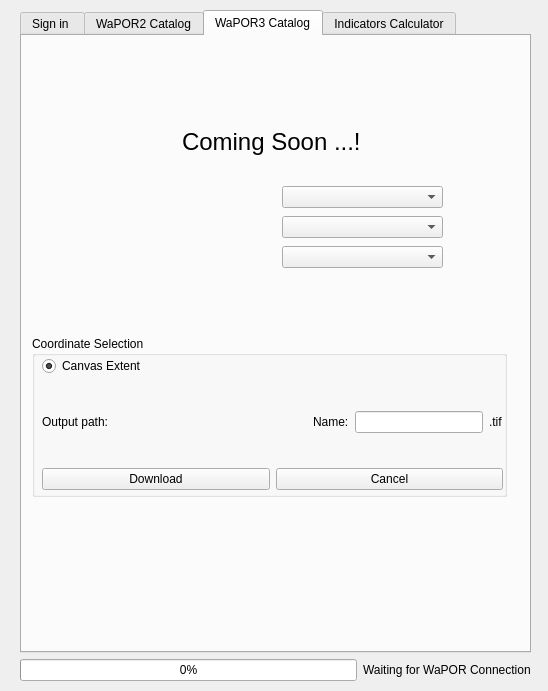
This is wap_plugin_dialog_base.ui in WAGIS/wap_plugin as Qt 5 draws it before an edit. The edited form follows.
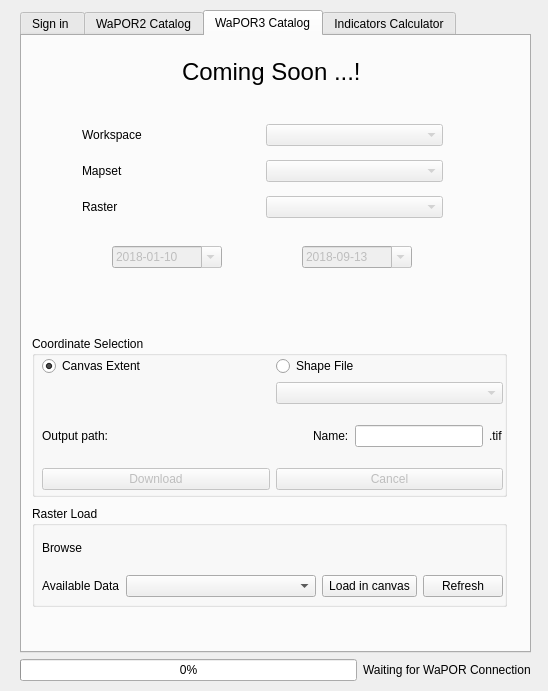
This is the edited form. The open tabs and pages were chosen to show the change. Icons and pictures are not drawn. Custom widgets are drawn as their Qt base class.

Commit message: Pseudo clean implementation of WAPOR3 download - Use the canvas extend with gdal - Use shape files with wapordl

The edit to the form file:
```diff
--- a/wap_plugin_dialog_base.ui
+++ b/wap_plugin_dialog_base.ui
@@ -25,6 +25,9 @@
    <layout class="QVBoxLayout" name="tabWindowsLayout">
     <item>
      <widget class="QTabWidget" name="tabManager">
+      <property name="enabled">
+       <bool>true</bool>
+      </property>
       <property name="currentIndex">
        <number>0</number>
       </property>
@@ -479,83 +482,6 @@
          </item>
         </layout>
        </widget>
-       <widget class="QGroupBox" name="rasterLoadBox">
-        <property name="geometry">
-         <rect>
-          <x>10</x>
-          <y>510</y>
-          <width>475</width>
-          <height>101</height>
-         </rect>
-        </property>
-        <property name="title">
-         <string>Raster Load</string>
-        </property>
-        <widget class="QWidget" name="verticalLayoutWidget_4">
-         <property name="geometry">
-          <rect>
-           <x>10</x>
-           <y>20</y>
-           <width>461</width>
-           <height>71</height>
-          </rect>
-         </property>
-         <layout class="QVBoxLayout" name="verticalLayout_10">
-          <item>
-           <layout class="QHBoxLayout" name="horizontalLayout_28">
-            <item>
-             <widget class="QLabel" name="label_6">
-              <property name="text">
-               <string>Browse</string>
-              </property>
-             </widget>
-            </item>
-            <item>
-             <widget class="QgsFileWidget" name="rasterFolderExplorer">
-              <property name="autoFillBackground">
-               <bool>false</bool>
-              </property>
-              <property name="filter">
-               <string/>
-              </property>
-              <property name="storageMode">
-               <enum>QgsFileWidget::GetDirectory</enum>
-              </property>
-             </widget>
-            </item>
-           </layout>
-          </item>
-          <item>
-           <layout class="QHBoxLayout" name="horizontalLayout_14" stretch="0,4,2,1">
-            <item>
-             <widget class="QLabel" name="label_7">
-              <property name="text">
-               <string>Available Data</string>
-              </property>
-             </widget>
-            </item>
-            <item>
-             <widget class="QComboBox" name="rasterMemoryComboBox"/>
-            </item>
-            <item>
-             <widget class="QPushButton" name="loadRasterButton">
-              <property name="text">
-               <string>Load in canvas</string>
-              </property>
-             </widget>
-            </item>
-            <item>
-             <widget class="QPushButton" name="RasterRefreshButton">
-              <property name="text">
-               <string>Refresh</string>
-              </property>
-             </widget>
-            </item>
-           </layout>
-          </item>
-         </layout>
-        </widget>
-       </widget>
        <widget class="QGroupBox" name="coordinateSelectionBox">
         <property name="geometry">
          <rect>
@@ -579,42 +505,7 @@
          </property>
          <layout class="QVBoxLayout" name="verticalLayout_8" stretch="0,0,0,0">
           <item>
-           <layout class="QHBoxLayout" name="horizontalLayout_23" stretch="0,0">
-            <item>
-             <widget class="QRadioButton" name="useCanvasCoordRadioButton">
-              <property name="enabled">
-               <bool>true</bool>
-              </property>
-              <property name="text">
-               <string>Canvas Extent</string>
-              </property>
-              <property name="checked">
-               <bool>true</bool>
-              </property>
-             </widget>
-            </item>
-            <item>
-             <widget class="QRadioButton" name="shapeFileRadioButton">
-              <property name="text">
-               <string>From Shape File</string>
-              </property>
-             </widget>
-            </item>
-           </layout>
-          </item>
-          <item>
-           <layout class="QHBoxLayout" name="horizontalLayout_24">
-            <item>
-             <widget class="QLabel" name="label">
-              <property name="text">
-               <string/>
-              </property>
-             </widget>
-            </item>
-            <item>
-             <widget class="QgsMapLayerComboBox" name="shapeLayerComboBox_2"/>
-            </item>
-           </layout>
+           <layout class="QHBoxLayout" name="horizontalLayout_23" stretch=""/>
           </item>
           <item>
            <layout class="QHBoxLayout" name="horizontalLayout_11" stretch="0,3,0,2,0">
@@ -683,37 +574,11 @@
        <attribute name="title">
         <string>WaPOR3 Catalog</string>
        </attribute>
-       <widget class="QComboBox" name="workspace3ComboBox">
-        <property name="enabled">
-         <bool>true</bool>
-        </property>
-        <property name="geometry">
-         <rect>
-          <x>260</x>
-          <y>150</y>
-          <width>161</width>
-          <height>22</height>
-         </rect>
-        </property>
-       </widget>
-       <widget class="QComboBox" name="mapsetComboBox">
-        <property name="enabled">
-         <bool>true</bool>
-        </property>
-        <property name="geometry">
-         <rect>
-          <x>260</x>
-          <y>180</y>
-          <width>161</width>
-          <height>22</height>
-         </rect>
-        </property>
-       </widget>
        <widget class="QLabel" name="label_5">
         <property name="geometry">
          <rect>
           <x>160</x>
-          <y>70</y>
+          <y>0</y>
           <width>181</width>
           <height>71</height>
          </rect>
@@ -748,11 +613,11 @@
            <height>134</height>
           </rect>
          </property>
-         <layout class="QVBoxLayout" name="verticalLayout_9" stretch="0,0,0">
+         <layout class="QVBoxLayout" name="verticalLayout_9" stretch="0,0,0,0">
           <item>
-           <layout class="QHBoxLayout" name="horizontalLayout_26" stretch="0">
+           <layout class="QHBoxLayout" name="horizontalLayout_26">
             <item>
-             <widget class="QRadioButton" name="useCanvasCoordRadioButton_2">
+             <widget class="QRadioButton" name="useCanvasCoordRadioButton">
               <property name="enabled">
                <bool>true</bool>
               </property>
@@ -761,6 +626,34 @@
               </property>
               <property name="checked">
                <bool>true</bool>
+              </property>
+             </widget>
+            </item>
+            <item>
+             <widget class="QRadioButton" name="useShapeCoordRadioButton">
+              <property name="enabled">
+               <bool>true</bool>
+              </property>
+              <property name="text">
+               <string>Shape File</string>
+              </property>
+             </widget>
+            </item>
+           </layout>
+          </item>
+          <item>
+           <layout class="QHBoxLayout" name="horizontalLayout_24">
+            <item>
+             <widget class="QLabel" name="label">
+              <property name="text">
+               <string/>
+              </property>
+             </widget>
+            </item>
+            <item>
+             <widget class="QgsMapLayerComboBox" name="shapeLayerComboBox_2">
+              <property name="enabled">
+               <bool>false</bool>
               </property>
              </widget>
             </item>
@@ -811,6 +704,9 @@
            <layout class="QHBoxLayout" name="horizontalLayout_29">
             <item>
              <widget class="QPushButton" name="downloadButton_2">
+              <property name="enabled">
+               <bool>false</bool>
+              </property>
               <property name="text">
                <string>Download</string>
               </property>
@@ -818,6 +714,9 @@
             </item>
             <item>
              <widget class="QPushButton" name="cancelButton_2">
+              <property name="enabled">
+               <bool>false</bool>
+              </property>
               <property name="text">
                <string>Cancel</string>
               </property>
@@ -828,18 +727,203 @@
          </layout>
         </widget>
        </widget>
-       <widget class="QComboBox" name="rasterComboBox">
+       <widget class="QDateEdit" name="initDateEdit">
         <property name="enabled">
+         <bool>false</bool>
+        </property>
+        <property name="geometry">
+         <rect>
+          <x>90</x>
+          <y>210</y>
+          <width>110</width>
+          <height>22</height>
+         </rect>
+        </property>
+        <property name="currentSection">
+         <enum>QDateTimeEdit::YearSection</enum>
+        </property>
+        <property name="displayFormat">
+         <string>yyyy-MM-dd</string>
+        </property>
+        <property name="calendarPopup">
          <bool>true</bool>
         </property>
+        <property name="date">
+         <date>
+          <year>2018</year>
+          <month>1</month>
+          <day>10</day>
+         </date>
+        </property>
+       </widget>
+       <widget class="QDateEdit" name="endDateEdit">
+        <property name="enabled">
+         <bool>false</bool>
+        </property>
         <property name="geometry">
          <rect>
-          <x>260</x>
+          <x>280</x>
           <y>210</y>
-          <width>161</width>
+          <width>110</width>
           <height>22</height>
          </rect>
         </property>
+        <property name="displayFormat">
+         <string>yyyy-MM-dd</string>
+        </property>
+        <property name="calendarPopup">
+         <bool>true</bool>
+        </property>
+        <property name="date">
+         <date>
+          <year>2018</year>
+          <month>9</month>
+          <day>13</day>
+         </date>
+        </property>
+       </widget>
+       <widget class="QGroupBox" name="rasterLoadBox">
+        <property name="geometry">
+         <rect>
+          <x>10</x>
+          <y>470</y>
+          <width>475</width>
+          <height>101</height>
+         </rect>
+        </property>
+        <property name="title">
+         <string>Raster Load</string>
+        </property>
+        <widget class="QWidget" name="verticalLayoutWidget_4">
+         <property name="geometry">
+          <rect>
+           <x>10</x>
+           <y>20</y>
+           <width>461</width>
+           <height>71</height>
+          </rect>
+         </property>
+         <layout class="QVBoxLayout" name="verticalLayout_10">
+          <item>
+           <layout class="QHBoxLayout" name="horizontalLayout_28">
+            <item>
+             <widget class="QLabel" name="label_6">
+              <property name="text">
+               <string>Browse</string>
+              </property>
+             </widget>
+            </item>
+            <item>
+             <widget class="QgsFileWidget" name="rasterFolderExplorer">
+              <property name="autoFillBackground">
+               <bool>false</bool>
+              </property>
+              <property name="filter">
+               <string/>
+              </property>
+              <property name="storageMode">
+               <enum>QgsFileWidget::GetDirectory</enum>
+              </property>
+             </widget>
+            </item>
+           </layout>
+          </item>
+          <item>
+           <layout class="QHBoxLayout" name="horizontalLayout_14" stretch="0,4,2,1">
+            <item>
+             <widget class="QLabel" name="label_7">
+              <property name="text">
+               <string>Available Data</string>
+              </property>
+             </widget>
+            </item>
+            <item>
+             <widget class="QComboBox" name="rasterMemoryComboBox"/>
+            </item>
+            <item>
+             <widget class="QPushButton" name="loadRasterButton">
+              <property name="text">
+               <string>Load in canvas</string>
+              </property>
+             </widget>
+            </item>
+            <item>
+             <widget class="QPushButton" name="RasterRefreshButton">
+              <property name="text">
+               <string>Refresh</string>
+              </property>
+             </widget>
+            </item>
+           </layout>
+          </item>
+         </layout>
+        </widget>
+       </widget>
+       <widget class="QWidget" name="verticalLayoutWidget_6">
+        <property name="geometry">
+         <rect>
+          <x>60</x>
+          <y>80</y>
+          <width>361</width>
+          <height>111</height>
+         </rect>
+        </property>
+        <layout class="QVBoxLayout" name="verticalLayout_11">
+         <item>
+          <layout class="QHBoxLayout" name="horizontalLayout_27">
+           <item>
+            <widget class="QLabel" name="label_8">
+             <property name="text">
+              <string>Workspace</string>
+             </property>
+            </widget>
+           </item>
+           <item>
+            <widget class="QComboBox" name="workspace3ComboBox">
+             <property name="enabled">
+              <bool>false</bool>
+             </property>
+            </widget>
+           </item>
+          </layout>
+         </item>
+         <item>
+          <layout class="QHBoxLayout" name="horizontalLayout_32">
+           <item>
+            <widget class="QLabel" name="label_10">
+             <property name="text">
+              <string>Mapset</string>
+             </property>
+            </widget>
+           </item>
+           <item>
+            <widget class="QComboBox" name="mapsetComboBox">
+             <property name="enabled">
+              <bool>false</bool>
+             </property>
+            </widget>
+           </item>
+          </layout>
+         </item>
+         <item>
+          <layout class="QHBoxLayout" name="horizontalLayout_31">
+           <item>
+            <widget class="QLabel" name="label_9">
+             <property name="text">
+              <string>Raster</string>
+             </property>
+            </widget>
+           </item>
+           <item>
+            <widget class="QComboBox" name="rasterComboBox">
+             <property name="enabled">
+              <bool>false</bool>
+             </property>
+            </widget>
+           </item>
+          </layout>
+         </item>
+        </layout>
        </widget>
       </widget>
       <widget class="QWidget" name="indicTab">
```
Left out of the diff: 9 changed lines with no effect on the pictures. The commit also changes 2 other files.
